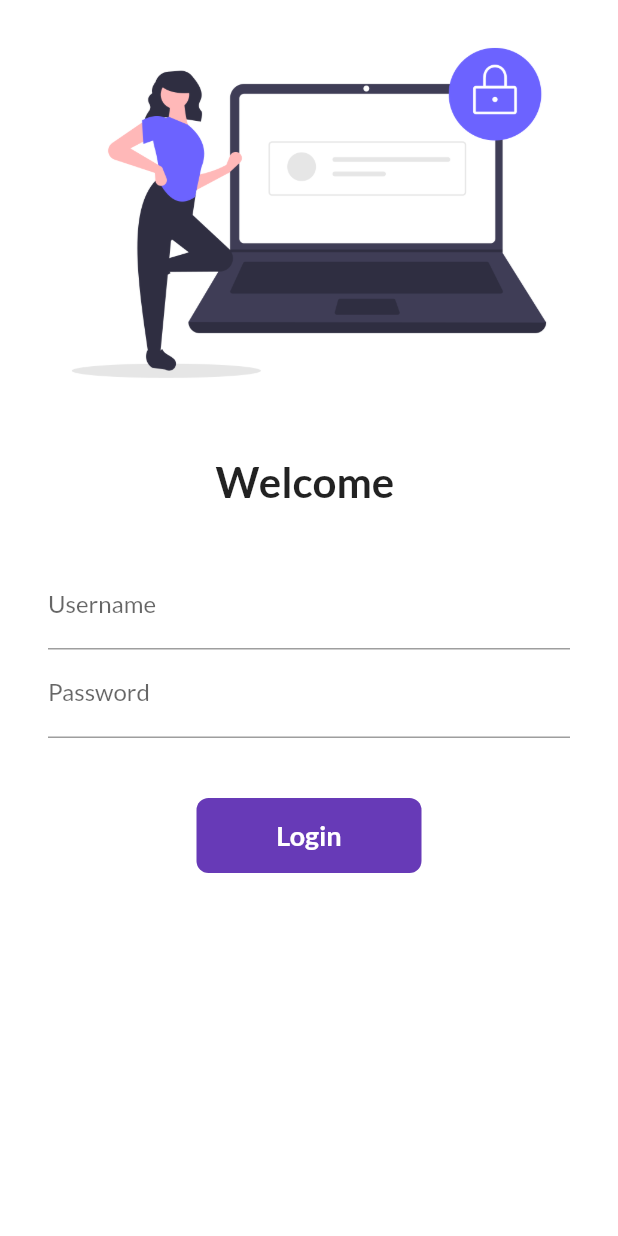
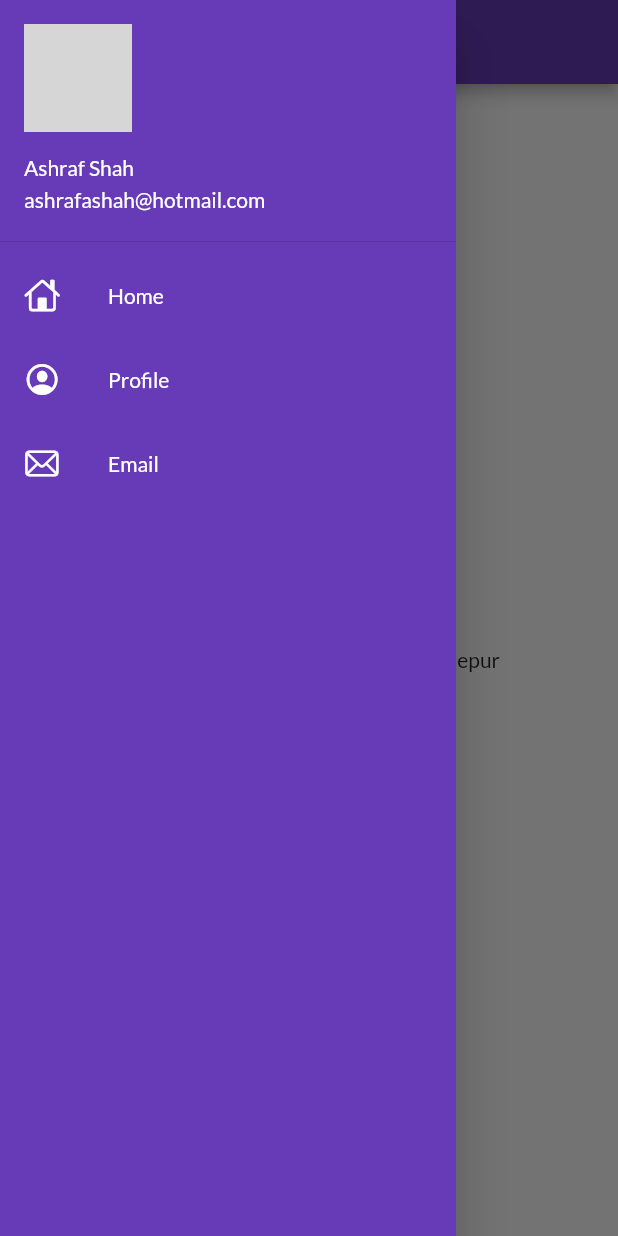
Before and after one commit to aashah15/30DaysOfFlutter, a Flutter app: the screen it shows after launch, with the side drawer open (before the commit the screen has no drawer), on a phone screen of 412 x 824 dp. Run offline on Flutter 3.47's test engine with Material 2 defaults, Android fonts, the phone set to English and light mode, and no system bars; our stand-ins replace google_fonts; network calls fail; grey boxes are pictures that could not be loaded.

Commit message:
Day 9 - Drawer completed

```diff
--- a/lib/main.dart
+++ b/lib/main.dart
@@ -19,6 +19,8 @@ class MyApp extends StatelessWidget {
         darkTheme: ThemeData(
           brightness: Brightness.dark,
         ),
+        debugShowCheckedModeBanner: false,
+        initialRoute: MyRoutes.homeRoute,
         routes: {
           "/": (context) => LoginPage(),
           MyRoutes.homeRoute: (context) => HomePage(),
--- a/lib/pages/home_page.dart
+++ b/lib/pages/home_page.dart
@@ -1,4 +1,5 @@
 import 'package:flutter/material.dart';
+import 'package:flutter_catalog/widgets/drawer.dart';
 
 // ignore: must_be_immutable
 class HomePage extends StatelessWidget {
@@ -15,7 +16,7 @@ class HomePage extends StatelessWidget {
             child: Text("Welcome to $days days of flutter by $name"),
           ),
         ),
-        drawer: Drawer(),
+        drawer: MyDrawer(),
       );
   }
 }
--- /dev/null
+++ b/lib/widgets/drawer.dart
@@ -0,0 +1,59 @@
+import 'package:flutter/cupertino.dart';
+import 'package:flutter/material.dart';
+
+class MyDrawer extends StatelessWidget {
+  final imageUrl = "http://10.0.2.2:80/myphotos/photos/Photo434.jpg";
+  @override
+  Widget build(BuildContext context) {
+    return Drawer(
+      child: Container(
+        color: Colors.deepPurple,
+        child: ListView(
+          children: [
+            DrawerHeader(
+              padding: EdgeInsets.zero,
+              child: UserAccountsDrawerHeader(
+                margin: EdgeInsets.zero,
+                accountName: Text("Ashraf Shah"),
+                accountEmail: Text("ashrafashah@hotmail.com"),
+                currentAccountPicture: CircleAvatar(
+                  backgroundImage: NetworkImage(imageUrl),
+                ),
+              ),
+            ),
+            ListTile(
+              leading: Icon(
+                CupertinoIcons.home,
+                color: Colors.white,
+              ),
+              title: Text("Home",
+              style: TextStyle(
+                color: Colors.white
+              ),),
+            ),
+            ListTile(
+              leading: Icon(
+                CupertinoIcons.profile_circled,
+                color: Colors.white,
+              ),
+              title: Text("Profile",
+              style: TextStyle(
+                color: Colors.white
+              ),),
+            ),
+            ListTile(
+              leading: Icon(
+                CupertinoIcons.mail,
+                color: Colors.white,
+              ),
+              title: Text("Email",
+              style: TextStyle(
+                color: Colors.white
+              ),),
+            )
+          ],
+        ),
+      ),
+    );
+  }
+}
```
Also changed, not shown: lib/pages/login_page.dart (+2 -10 lines), 1 other file.
